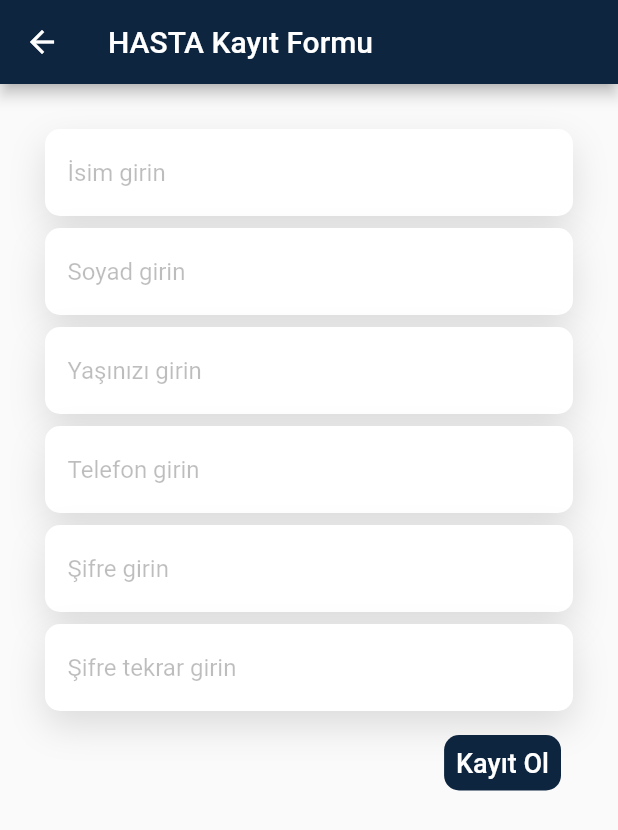
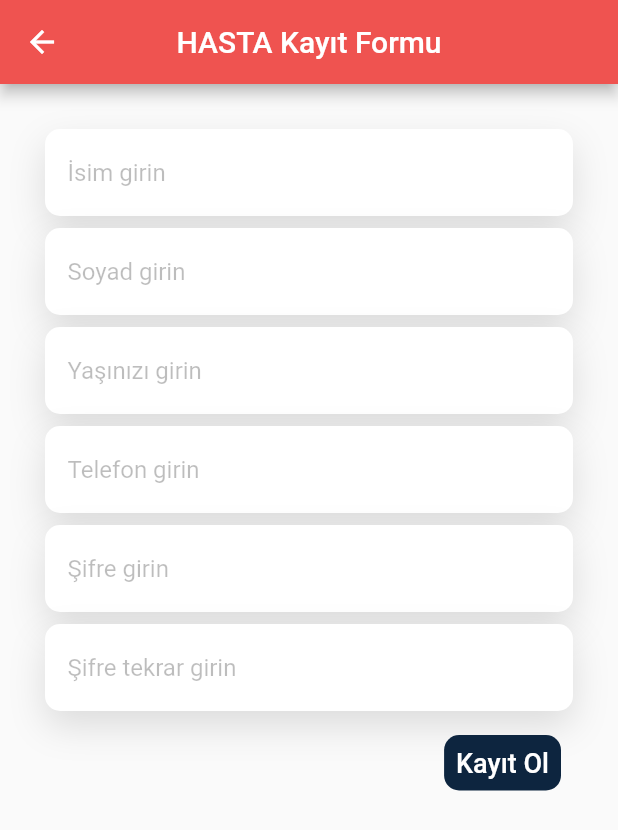
Before and after one commit to ndalyanlar/hemsirem, a Flutter app: the screen it shows after launch, after a tap on "Kayıt Ol", on a phone screen of 412 x 824 dp. Shown: the top 830 px of the screen. Run offline on Flutter 3.47's test engine with Material 2 defaults, Android fonts, the phone set to English and light mode, and no system bars; our stand-ins replace cloud_firestore, firebase_auth, firebase_core, flutter_riverpod, percent_indicator; missing offline and left inert: cloud_firestore_web, firebase_auth_web, firebase_core_web; accounts and stored records are empty; Roboto replaces fonts that are missing (Poppins).

Commit message:
Theme fixes

```diff
--- a/lib/Screens/login_page.dart
+++ b/lib/Screens/login_page.dart
@@ -6,6 +6,7 @@ import '../Constant/page_names.dart';
 import '../Core/login_modal_view.dart';
 import '../Extension/who_extension.dart';
 import '../Theme/colors/light_colors.dart';
+import '../Theme/theme.dart';
 
 final loginStatusProvider = ChangeNotifierProvider(((ref) => LoginModelView()));
 
@@ -98,14 +99,8 @@ class LoginPage extends StatelessWidget {
   ElevatedButton buildRegisterButton(
       LoginModelView provider, Who hastaRole, BuildContext context) {
     return ElevatedButton(
-        style: ButtonStyle(
-          backgroundColor: MaterialStateProperty.all(Colors.white70),
-          fixedSize: MaterialStateProperty.all(Size.fromWidth(200)),
-        ),
-        child: Text(
-          "Kayıt Ol",
-          style: TextStyle(color: Colors.red.shade300, fontSize: 22),
-        ),
+        style: AppTheme.loginPageButtonStyle,
+        child: Text("Kayıt Ol", style: AppTheme.LoginPageButtonsTextStyle),
         onPressed: () {
           Navigator.pushNamed(context, PageNames.kRegisterScreenName,
               arguments: ScreenArguments(provider.whoIs.name));
@@ -273,13 +268,10 @@ class _BuildFormState extends ConsumerState<BuildForm> {
             height: MediaQuery.of(context).size.height * 0.02,
           ),
           ElevatedButton(
-              style: ButtonStyle(
-                backgroundColor: MaterialStateProperty.all(Colors.white70),
-                fixedSize: MaterialStateProperty.all(Size.fromWidth(200)),
-              ),
+              style: AppTheme.loginPageButtonStyle,
               child: Text(
                 "Giriş",
-                style: TextStyle(color: Colors.red.shade300, fontSize: 22),
+                style: AppTheme.LoginPageButtonsTextStyle,
               ),
               onPressed: () {
                 if (_formKey.currentState!.validate()) {
--- a/lib/Theme/theme.dart
+++ b/lib/Theme/theme.dart
@@ -6,13 +6,20 @@ class AppTheme {
   static const TextStyle buttonRegisterTextStyle = TextStyle(
       fontFamily: "Poppins", fontSize: 18, color: LightColors.kLightWhite);
 
+  static TextStyle LoginPageButtonsTextStyle = TextStyle(
+      color: Colors.red.shade300, fontSize: 22, fontFamily: "Poppins");
+
   static const textFieldContainerPadding =
       EdgeInsets.only(right: 15, left: 15, top: 5, bottom: 5);
 
   static const pagePadding = EdgeInsets.all(30.0);
 
   static var appBarTheme = AppBarTheme(
-    color: LightColors.kLightRed2,
+    color: LightColors.kLightRed4,
     centerTitle: true,
   );
+
+  static ButtonStyle loginPageButtonStyle = ButtonStyle(
+      backgroundColor: MaterialStateProperty.all(Colors.white70),
+      fixedSize: MaterialStateProperty.all(Size.fromWidth(200)));
 }
--- a/lib/main.dart
+++ b/lib/main.dart
@@ -7,6 +7,7 @@ import 'Constant/page_names.dart';
 import 'Screens/home_page.dart';
 import 'Screens/login_page.dart';
 import 'Screens/register_pages.dart';
+import 'Theme/theme.dart';
 import 'theme/colors/light_colors.dart';
 
 void main() async {
@@ -32,9 +33,7 @@ class MyApp extends StatelessWidget {
       },
       title: 'Hemsirem',
       theme: ThemeData(
-        appBarTheme: AppBarTheme(
-          backgroundColor: LightColors.kDarkBlue,
-        ),
+        appBarTheme: AppTheme.appBarTheme,
         primarySwatch: Colors.blue,
         textTheme: Theme.of(context).textTheme.apply(
             bodyColor: LightColors.kDarkBlue,
```
